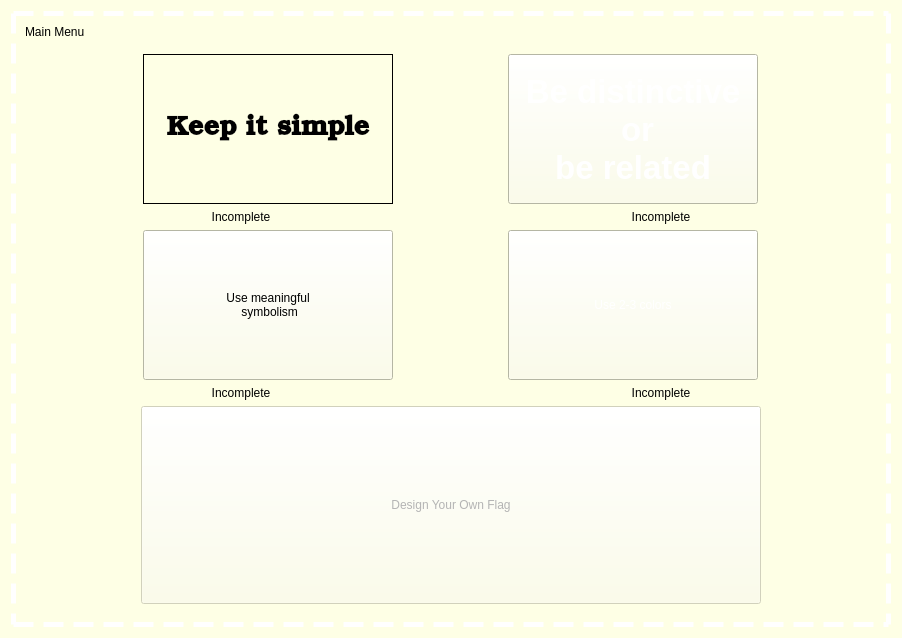
Above: mainmenu.ui from zxjorge/EDApp before the change. Below: the same form after it.
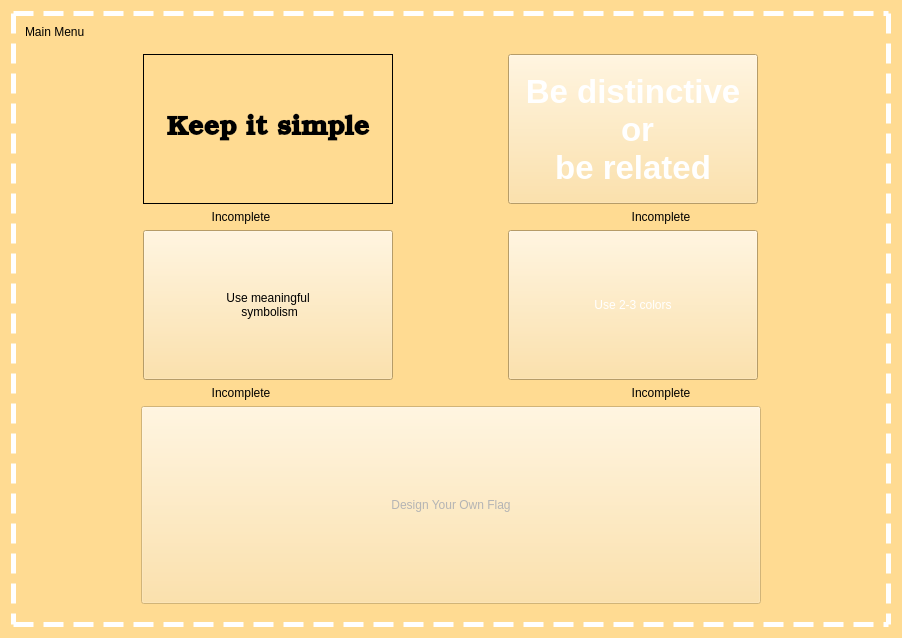
That is the form after the change. Icons and pictures are not drawn.

Commit message: updated main menu with changed colors and thicker border

What changed in the file:
```diff
--- a/mainmenu.ui
+++ b/mainmenu.ui
@@ -25,7 +25,8 @@
    <string>Form</string>
   </property>
   <property name="styleSheet">
-   <string notr="true">background-color: rgb(254, 255, 229);</string>
+   <string notr="true">background-color: rgb(255, 219, 146);
+</string>
   </property>
   <layout class="QVBoxLayout" name="verticalLayout_3">
    <item>
@@ -51,7 +52,8 @@
       <item>
        <widget class="QWidget" name="widget" native="true">
         <property name="styleSheet">
-         <string notr="true">background-color: rgb(254, 255, 229);</string>
+         <string notr="true">background-color: rgb(255, 219, 146);
+</string>
         </property>
         <layout class="QVBoxLayout" name="verticalLayout_2">
          <item>
```
